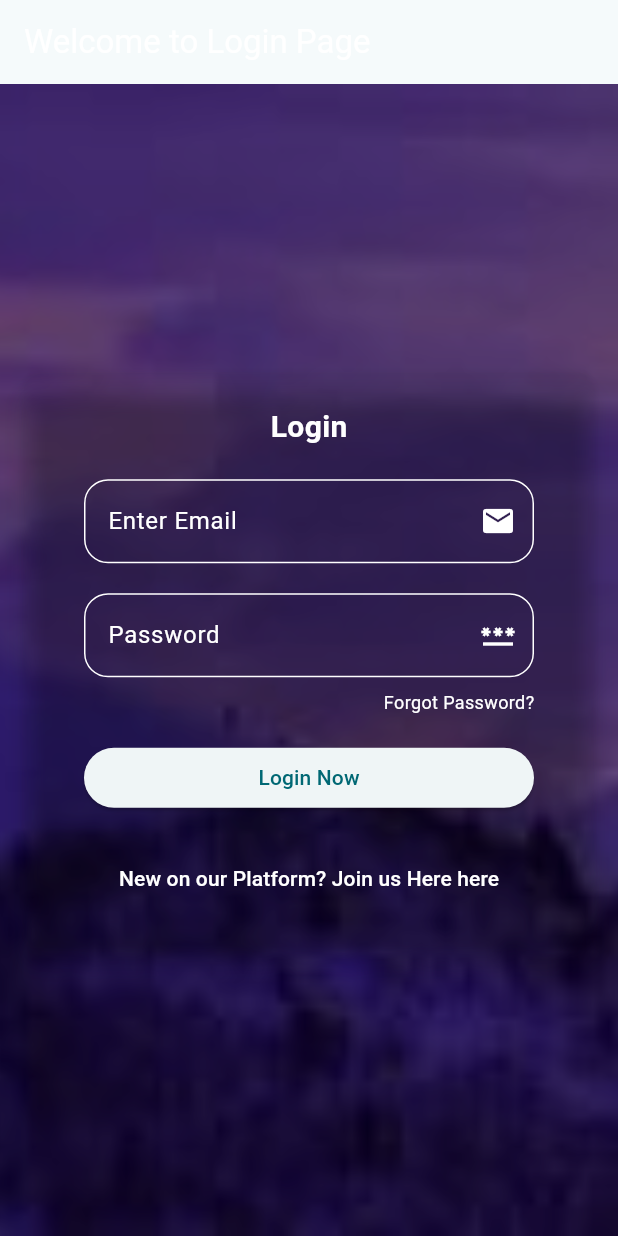
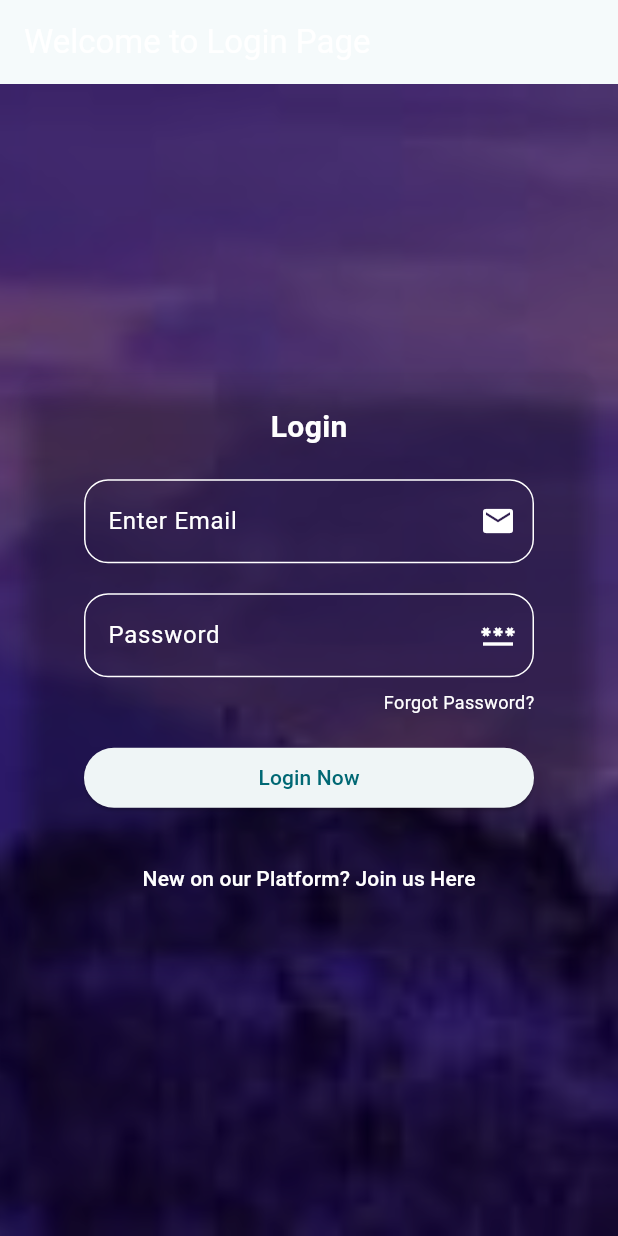
Before and after one commit to khubaibhusain45/SignUp-UI-Flutter, a Flutter app: the screen it shows after launch, after a tap on "Already have an account? Login here", on a phone screen of 412 x 824 dp. Run offline on Flutter 3.47's test engine with Material 3 defaults, Android fonts, the phone set to English and light mode, and no system bars.

Commit message:
Update login_screen.dart

```diff
--- a/lib/login_screen.dart
+++ b/lib/login_screen.dart
@@ -170,7 +170,7 @@ class LoginScreen extends StatelessWidget {
                           );
                         },
                         child: const Text(
-                          "New on our Platform? Join us Here here",
+                          "New on our Platform? Join us Here",
                           style: TextStyle(color: Colors.white),
                         ),
                       ),
```
